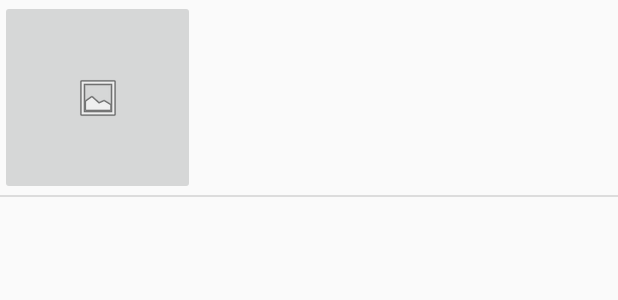
After one commit to yianniw/Weight-Mate, an Android app: the layout activity_profile.xml on its own in the app's theme, with its tools: preview values and no code run, on a phone screen of 412 x 824 dp. The commit adds this screen. Shown: the top 300 px of the screen. Run offline under Robolectric (Android 15) with nearby library versions, the phone set to English and light mode, and no system bars.

Commit message:
started profile activity

```diff
--- a/app/src/main/AndroidManifest.xml
+++ b/app/src/main/AndroidManifest.xml
@@ -16,6 +16,7 @@
                 <category android:name="android.intent.category.LAUNCHER" />
             </intent-filter>
         </activity>
+        <activity android:name=".ProfileActivity"/>
     </application>
 
 </manifest>
--- /dev/null
+++ b/app/src/main/res/layout/activity_profile.xml
@@ -0,0 +1,38 @@
+<?xml version="1.0" encoding="utf-8"?>
+<RelativeLayout xmlns:android="http://schemas.android.com/apk/res/android"
+    xmlns:app="http://schemas.android.com/apk/res-auto"
+    android:layout_width="match_parent"
+    android:layout_height="match_parent"
+    android:orientation="vertical">
+
+    <ImageButton
+        android:id="@+id/profile_image"
+        android:layout_width="130dp"
+        android:layout_height="130dp"
+        android:layout_alignParentStart="true"
+        android:layout_alignParentTop="true"
+        app:srcCompat="@android:drawable/ic_menu_gallery" />
+
+    <View
+        android:id="@+id/divider"
+        android:layout_width="match_parent"
+        android:layout_height="1dp"
+        android:layout_below="@+id/profile_image"
+        android:layout_alignParentStart="true"
+        android:layout_alignParentEnd="true"
+        android:background="?android:attr/listDivider" />
+
+    <ScrollView
+        android:layout_width="412dp"
+        android:layout_height="539dp"
+        android:layout_alignTop="@+id/divider"
+        android:layout_alignParentStart="true"
+        android:layout_alignParentBottom="true">
+
+        <LinearLayout
+            android:layout_width="match_parent"
+            android:layout_height="wrap_content"
+            android:orientation="vertical" />
+    </ScrollView>
+
+</RelativeLayout>
```
Also changed, not shown: app/src/main/java/edu/fsu/cs/weightmate/MainActivity.java (+8 -0 lines), app/src/main/java/edu/fsu/cs/weightmate/ProfileActivity.java (added, +30 -0 lines).
